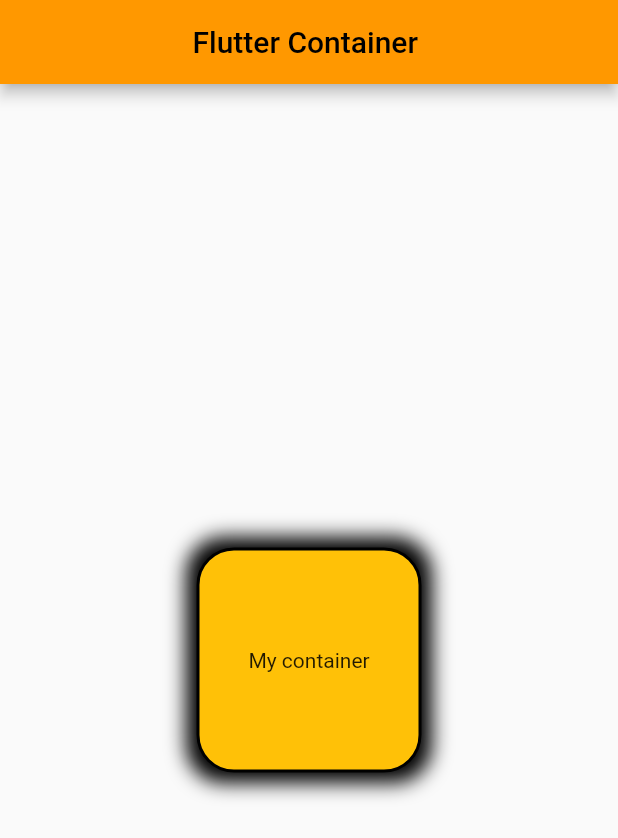
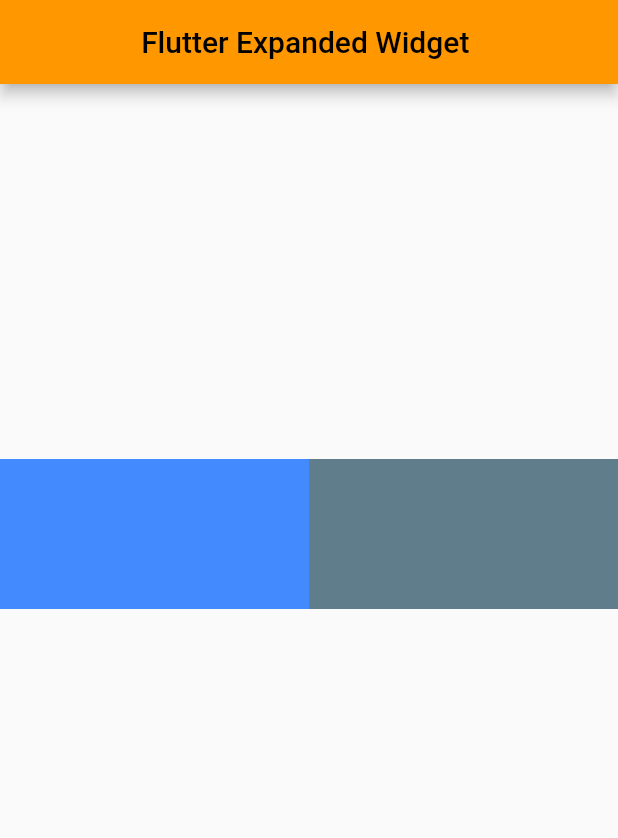
Before and after one commit to luckydarwai/Flutter, a Flutter app: the screen it shows after launch, on a phone screen of 412 x 824 dp. Shown: the top 838 px of the screen. Run offline on Flutter 3.47's test engine with Material 2 defaults, Android fonts, the light colour scheme and no system bars.

Commit message:
Expanded widget and Margin & padding

```diff
--- a/lib/main.dart
+++ b/lib/main.dart
@@ -9,12 +9,12 @@
   @override
   Widget build(BuildContext context) {
     return MaterialApp(
-      title: 'Flutter Demo',
+      title: 'Flutter Learning',
       debugShowCheckedModeBanner: false,
       theme: ThemeData(
         primarySwatch: Colors.orange,
       ),
-      home: const MyHomePage(title: 'Flutter Demo Home Page'),
+      home: const MyHomePage(title: 'MY Home Page'),
     );
   }
 }
@@ -32,27 +32,27 @@
   Widget build(BuildContext context) {
     return Scaffold(
       appBar: AppBar(
-        title: Center(child: const Text("Flutter Container ")),
+        title: Center(child: const Text("Flutter Expanded Widget ")),
       ),
-      body: Center(
-        child: Container(
-          height: 150,
-          width: 150,
-          child: const Text("My container"),
-          alignment: Alignment.center,
-          decoration: BoxDecoration(
-              color: Colors.amber,
-              borderRadius: BorderRadius.circular(25),
-              border: Border.all(
-                width: 2,
-                color: Colors.black,
+      body: Padding(
+        padding: const EdgeInsets.only(top: 250),
+        child: Row(
+          children: [
+            Expanded(
+              child: Container(
+                width: 50,
+                height: 100,
+                color: Colors.blueAccent,
               ),
-              boxShadow: [
-                BoxShadow(
-                  blurRadius: 11,
-                  spreadRadius: 7,
-                )
-              ]),
+            ),
+            Expanded(
+              child: Container(
+                width: 50,
+                height: 100,
+                color: Colors.blueGrey,
+              ),
+            ),
+          ],
         ),
       ),
     );
```
